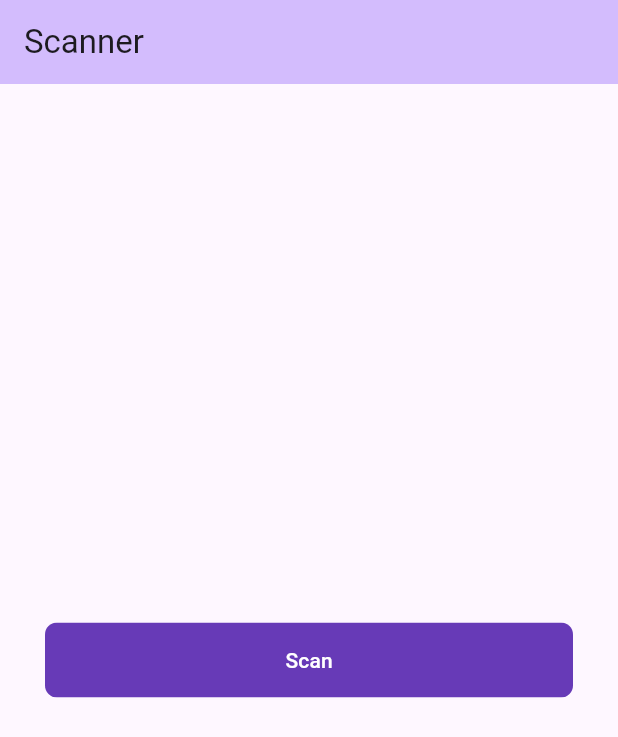
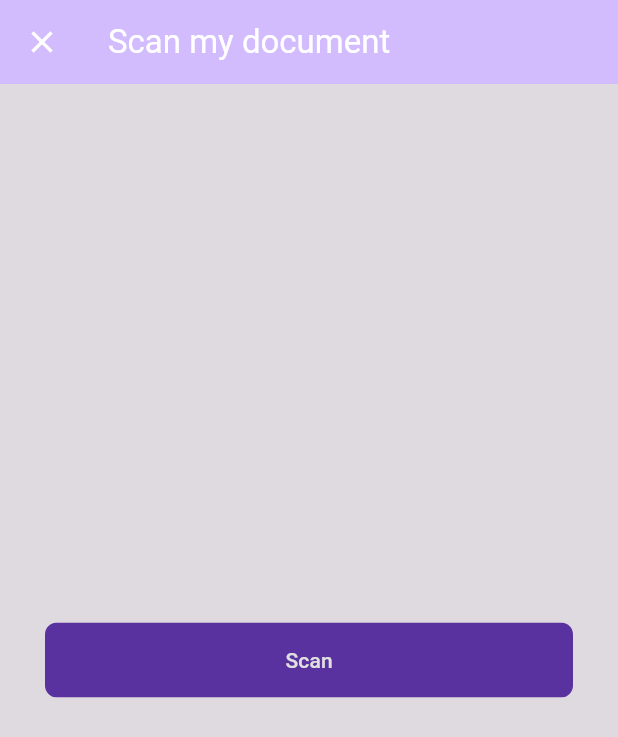
Before and after one commit to srnunio/ao_bi, a Flutter app: the screen it shows after launch, after a tap on "Scan", on a phone screen of 412 x 824 dp. Shown: the top 737 px of the screen. Run offline on Flutter 3.47's test engine with Material 3 defaults, Android fonts, the phone set to English and light mode, and no system bars; missing offline and left inert: qr_code_scanner.

Commit message:
update example

```diff
--- a/example/lib/bi_data_view.dart
+++ b/example/lib/bi_data_view.dart
@@ -1,4 +1,4 @@
-import 'package:ao_bi/bi.dart';
+import 'package:ao_bi/ao_bi.dart';
 import 'package:flutter/material.dart';
 import 'package:intl/intl.dart';
 
--- a/example/lib/main.dart
+++ b/example/lib/main.dart
@@ -1,4 +1,4 @@
-import 'package:ao_bi/bi.dart';
+import 'package:ao_bi/ao_bi.dart';
 import 'package:example/bi_data_view.dart';
 import 'package:example/bottom_sheet_container.dart';
 import 'package:flutter/material.dart';
@@ -47,7 +47,7 @@ class _MyHomePageState extends State<MyHomePage> {
       showDragHandle: true,
       isScrollControlled: true,
       useRootNavigator: true,
-      barrierColor: Colors.black.withOpacity(0.2),
+      barrierColor: Colors.black38,
       backgroundColor: Colors.white,
       useSafeArea: true,
       builder: (ctx) => SheetContainer(
@@ -58,7 +58,15 @@ class _MyHomePageState extends State<MyHomePage> {
   }
 
   void onScanner() async {
-    BIUtil.scan(title: "Scan my document", context: context).then(shoResult);
+    BIUtil.scan(
+      context: context,
+      style: BIQrStyle(
+        appBarBackgroundColor: Theme.of(context).colorScheme.inversePrimary,
+        accentColor: Colors.white,
+        labelStyle: const TextStyle(color: Colors.white)
+      ),
+      title: "Scan my document",
+    ).then(shoResult);
   }
 
   @override
```
Also changed, not shown: example/pubspec.lock (deleted), 1 other file.
